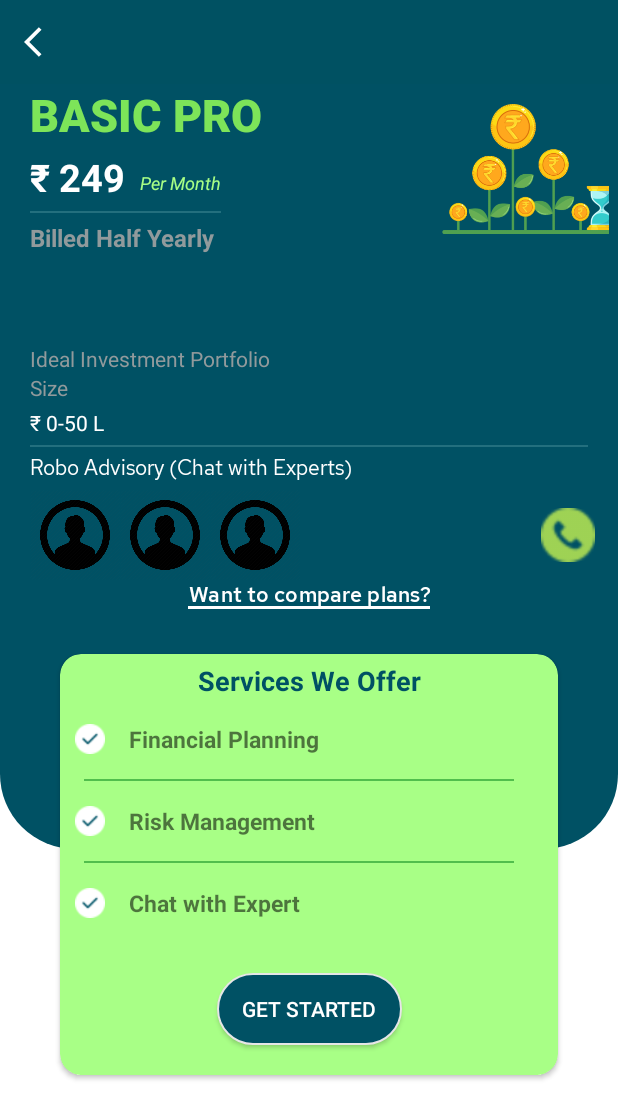
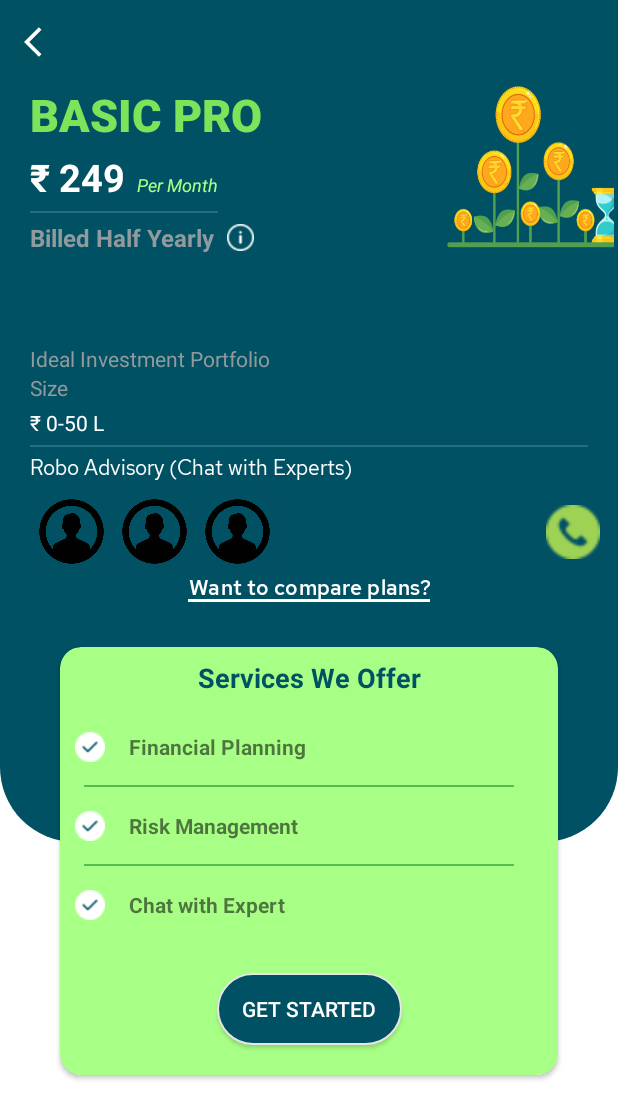
Before and after one commit to NarayanFH/Layouts, an Android app: the layout activity_plans_selector_page.xml on its own in the app's theme, with its tools: preview values and no code run, on a phone screen of 412 x 824 dp. Shown: the top 1119 px of the screen. Run offline under Robolectric (Android 15) with nearby library versions, the light colour scheme and no system bars.

Commit message:
corrected file structure and namings

```diff
--- a/app/src/main/AndroidManifest.xml
+++ b/app/src/main/AndroidManifest.xml
@@ -19,7 +19,7 @@
             android:name=".PlanComparisonPages"
             android:exported="false" />
         <activity
-            android:name=".BasicProPlan"
+            android:name=".PlansSelectorPage"
             android:exported="true">
             <intent-filter>
                 <action android:name="android.intent.action.MAIN" />
--- a/app/src/main/java/com/example/layouts/RetroFitAPI.java
+++ b/app/src/main/java/com/example/layouts/Interface/RetroFitAPI.java
@@ -1,6 +1,6 @@
-package com.example.layouts;
+package com.example.layouts.Interface;
 
-import com.example.layouts.modals.BasicProModal;
+import com.example.layouts.Models.PlansModel;
 
 import retrofit2.Call;
 import retrofit2.http.GET;
@@ -12,7 +12,7 @@ public interface RetroFitAPI {
     // and along with that we are passing a parameter as users
     @GET("getpricingdetails")
     //on below line we are creating a method to post our data.
-    Call<BasicProModal> getProData();
+    Call<PlansModel> getProData();
 
 //    @GET("geteaosi")
 //        Call<BasicProModal> getAll();
--- a/app/src/main/java/com/example/layouts/MainActivity.java
+++ b/app/src/main/java/com/example/layouts/MainActivity.java
@@ -1,14 +1,11 @@
 package com.example.layouts;
 
-import androidx.appcompat.app.ActionBar;
 import androidx.appcompat.app.AppCompatActivity;
 
 import android.content.Intent;
 import android.os.Bundle;
-import android.view.Gravity;
 import android.view.View;
 import android.widget.Button;
-import android.widget.TextView;
 
 public class MainActivity extends AppCompatActivity {
 
@@ -24,7 +21,7 @@ public class MainActivity extends AppCompatActivity {
         b1.setOnClickListener(new View.OnClickListener() {
             @Override
             public void onClick(View v) {
-                Intent send = new Intent(MainActivity.this, BasicProPlan.class);
+                Intent send = new Intent(MainActivity.this, PlansSelectorPage.class);
                 startActivity(send);
             }
         });
--- a/app/src/main/java/com/example/layouts/modals/BasicProModal.java
+++ b/app/src/main/java/com/example/layouts/Models/PlansModel.java
@@ -1,10 +1,10 @@
-package com.example.layouts.modals;
+package com.example.layouts.Models;
 
 import com.google.gson.annotations.SerializedName;
 
 import java.util.ArrayList;
 
-public class BasicProModal {
+public class PlansModel {
     @SerializedName("data")
     public Data data;
 
--- a/app/src/main/res/layout/activity_basic_pro_plan.xml
+++ b/app/src/main/res/layout/activity_plans_selector_page.xml
@@ -5,7 +5,7 @@
     android:id="@+id/bProConstraint"
     android:layout_width="match_parent"
     android:layout_height="match_parent"
-    tools:context=".BasicProPlan">
+    tools:context=".PlansSelectorPage">
 
     <ScrollView
         android:id="@+id/nestedView"
@@ -86,7 +86,7 @@
 
             <TextView
                 android:id="@+id/tvPriceText"
-                android:layout_width="0dp"
+                android:layout_width="wrap_content"
                 android:layout_height="wrap_content"
                 android:layout_marginTop="4dp"
                 android:text="₹ 249"
@@ -98,11 +98,11 @@
 
             <TextView
                 android:id="@+id/tvPriceDuration"
-                android:layout_width="0dp"
+                android:layout_width="wrap_content"
                 android:layout_height="wrap_content"
-                android:layout_marginStart="10dp"
+                android:layout_marginStart="8dp"
                 android:layout_marginTop="4dp"
-                android:layout_marginBottom="5dp"
+                android:layout_marginBottom="4dp"
                 android:text="Per Month"
                 android:textColor="@color/l_green"
                 android:textSize="12sp"
@@ -125,14 +125,13 @@
                 app:layout_constraintTop_toBottomOf="@+id/dividerBelowPrice" />
 
             <ImageView
-                android:visibility="invisible"
+
                 android:id="@+id/imvBilledDurInfo"
-                android:layout_width="wrap_content"
-                android:layout_height="wrap_content"
-                android:layout_margin="8dp"
+                android:layout_width="18dp"
+                android:layout_height="18dp"
+                android:layout_marginStart="8dp"
                 android:background="@drawable/info_blue"
                 android:backgroundTint="@color/white"
-                android:padding="5dp"
                 app:layout_constraintBottom_toBottomOf="@id/tvBilledDuration"
                 app:layout_constraintStart_toEndOf="@id/tvBilledDuration"
                 app:layout_constraintTop_toTopOf="@+id/tvBilledDuration" />
@@ -140,14 +139,11 @@
             <ImageView
                 android:id="@+id/imvPlanImages"
                 android:layout_width="120dp"
-                android:layout_height="90dp"
-
-                android:layout_marginEnd="5dp"
+                android:layout_height="0dp"
+                android:layout_marginEnd="2dp"
                 android:background="@drawable/classic"
-
-                app:layout_constraintBottom_toBottomOf="@id/tvBilledDuration"
+                app:layout_constraintBottom_toBottomOf="@id/imvBilledDurInfo"
                 app:layout_constraintEnd_toEndOf="parent"
-
                 app:layout_constraintTop_toTopOf="@+id/tvPlanName" />
 
 
@@ -211,8 +207,8 @@
 
             <ImageView
                 android:id="@+id/imvPerson1"
-                android:layout_width="60dp"
-                android:layout_height="60dp"
+                android:layout_width="55dp"
+                android:layout_height="55dp"
                 android:layout_marginTop="5dp"
                 android:background="@drawable/img_1"
                 app:layout_constraintEnd_toStartOf="@id/imvPerson2"
@@ -221,8 +217,8 @@
 
             <ImageView
                 android:id="@+id/imvPerson2"
-                android:layout_width="60dp"
-                android:layout_height="60dp"
+                android:layout_width="55dp"
+                android:layout_height="55dp"
                 android:layout_marginTop="5dp"
                 android:background="@drawable/img_1"
                 app:layout_constraintEnd_toStartOf="@id/imvPerson3"
@@ -231,8 +227,8 @@
 
             <ImageView
                 android:id="@+id/imvPerson3"
-                android:layout_width="60dp"
-                android:layout_height="60dp"
+                android:layout_width="55dp"
+                android:layout_height="55dp"
                 android:layout_marginTop="5dp"
                 android:background="@drawable/img_1"
                 app:layout_constraintStart_toEndOf="@id/imvPerson2"
@@ -369,8 +365,10 @@
                     <TextView
                         android:id="@+id/tvServiceOffer"
                         android:layout_width="wrap_content"
-                        android:layout_height="wrap_content"
-                        android:layout_marginTop="5dp"
+                        android:layout_height="0dp"
+                        android:layout_marginTop="8dp"
+                        android:layout_marginBottom="10dp"
+                        android:paddingBottom="8dp"
                         android:text="Services We Offer"
                         android:textColor="@color/teal"
                         android:textSize="18sp"
@@ -386,7 +384,7 @@
                         android:layout_marginStart="20sp"
                         android:padding="16dp"
                         android:text="Financial Planning"
-                        android:textSize="15sp"
+                        android:textSize="14sp"
                         android:textStyle="bold"
                         app:layout_constraintStart_toStartOf="@id/imvCheckFinancialPlan"
                         app:layout_constraintTop_toBottomOf="@id/tvServiceOffer" />
@@ -415,49 +413,50 @@
                         app:layout_constraintTop_toBottomOf="@+id/tvFinancialPlanning" />
 
                     <TextView
+                        android:visibility="gone"
                         android:id="@+id/tvPrivateWealthManagement"
                         android:layout_width="0dp"
                         android:layout_height="wrap_content"
                         android:layout_marginStart="20sp"
                         android:padding="16dp"
                         android:text="Private Wealth Management"
-                        android:textSize="15sp"
+                        android:textSize="14sp"
                         android:textStyle="bold"
-                        android:visibility="gone"
+
                         app:layout_constraintStart_toStartOf="@id/imvCheckFinancialPlan"
                         app:layout_constraintTop_toBottomOf="@id/viewLineFinancialPlanning" />
 
                     <ImageView
+                        android:visibility="gone"
                         android:id="@+id/imvWealthInfo"
-                        android:layout_width="0dp"
-                        android:layout_height="wrap_content"
+                        android:layout_width="20dp"
+                        android:layout_height="20dp"
                         android:background="@drawable/info_blue"
                         android:backgroundTint="@color/teal"
-                        android:visibility="gone"
                         app:layout_constraintBottom_toBottomOf="@+id/tvPrivateWealthManagement"
                         app:layout_constraintStart_toEndOf="@id/tvPrivateWealthManagement"
                         app:layout_constraintTop_toTopOf="@id/tvPrivateWealthManagement" />
 
                     <ImageView
+                        android:visibility="gone"
                         android:id="@+id/imvCheckPrivateWealthPlan"
                         android:layout_width="0dp"
                         android:layout_height="wrap_content"
                         android:layout_marginStart="10dp"
                         android:src="@drawable/correct"
-                        android:visibility="gone"
                         app:layout_constraintBottom_toBottomOf="@+id/tvPrivateWealthManagement"
                         app:layout_constraintEnd_toStartOf="@+id/tvPrivateWealthManagement"
                         app:layout_constraintStart_toStartOf="parent"
                         app:layout_constraintTop_toTopOf="@id/tvPrivateWealthManagement" />
 
                     <View
+                        android:visibility="gone"
                         android:id="@+id/viewLinePrivateWealth"
                         android:layout_width="match_parent"
                         android:layout_height="1dp"
                         android:layout_marginStart="16dp"
                         android:layout_marginEnd="29dp"
                         android:background="@color/dark_green"
-                        android:visibility="gone"
                         app:layout_constraintStart_toStartOf="@id/imvCheckPrivateWealthPlan"
                         app:layout_constraintTop_toBottomOf="@+id/tvPrivateWealthManagement" />
 
@@ -469,7 +468,7 @@
                         android:layout_marginStart="20sp"
                         android:padding="16dp"
                         android:text="Tax Plan"
-                        android:textSize="15sp"
+                        android:textSize="14sp"
                         android:textStyle="bold"
                         android:visibility="gone"
                         app:layout_constraintStart_toStartOf="@id/imvCheckTaxPlan"
@@ -477,9 +476,8 @@
 
                     <ImageView
                         android:id="@+id/imvTaxPlanInfo"
-                        android:layout_width="0dp"
-                        android:layout_height="wrap_content"
-                        android:layout_marginStart="10dp"
+                        android:layout_width="20dp"
+                        android:layout_height="20dp"
                         android:background="@drawable/info_blue"
                         android:backgroundTint="@color/teal"
                         android:visibility="gone"
@@ -518,7 +516,7 @@
                         android:layout_marginStart="20sp"
                         android:padding="16dp"
                         android:text="Risk Management"
-                        android:textSize="15sp"
+                        android:textSize="14sp"
                         android:textStyle="bold"
                         app:layout_constraintStart_toStartOf="@id/imvRiskPlan"
                         app:layout_constraintTop_toBottomOf="@id/viewLineTaxPlan" />
@@ -554,7 +552,7 @@
                         android:layout_marginStart="20sp"
                         android:padding="16dp"
                         android:text="Rebalancing of Portfolio"
-                        android:textSize="15sp"
+                        android:textSize="14sp"
                         android:textStyle="bold"
                         android:visibility="gone"
                         app:layout_constraintStart_toStartOf="@id/imvRebalancingPlan"
@@ -562,9 +560,8 @@
 
                     <ImageView
                         android:id="@+id/imvRebalancingInfo"
-                        android:layout_width="0dp"
-                        android:layout_height="wrap_content"
-                        android:layout_marginStart="10dp"
+                        android:layout_width="20dp"
+                        android:layout_height="20dp"
                         android:background="@drawable/info_blue"
                         android:backgroundTint="@color/teal"
                         android:visibility="gone"
@@ -605,7 +602,7 @@
                         android:paddingStart="16dp"
                         android:text="Review Frequency"
 
-                        android:textSize="15sp"
+                        android:textSize="14sp"
                         android:textStyle="bold"
                         android:visibility="gone"
                         app:layout_constraintStart_toStartOf="@id/imvRebalancingPlan"
@@ -657,7 +654,7 @@
 
                         android:padding="16dp"
                         android:text="Chat with Expert"
-                        android:textSize="15sp"
+                        android:textSize="14sp"
                         android:textStyle="bold"
                         app:layout_constraintStart_toStartOf="@id/tvRiskManagement"
                         app:layout_constraintTop_toBottomOf="@id/viewLineReviewPlan" />
@@ -843,9 +840,9 @@
                 android:layout_height="wrap_content"
                 android:layout_marginStart="10dp"
                 android:layout_marginTop="30dp"
-                android:visibility="invisible"
                 android:backgroundTint="@color/dark_green"
                 android:src="@drawable/ic_baseline_keyboard_arrow_left_24"
+                android:visibility="invisible"
                 app:layout_constraintStart_toStartOf="parent"
                 app:layout_constraintTop_toBottomOf="@id/ivBackgroundColorImage" />
 
@@ -856,8 +853,8 @@
                 android:layout_marginTop="30dp"
                 android:layout_marginEnd="10dp"
                 android:backgroundTint="@color/dark_green"
+                android:src="@drawable/ic_baseline_keyboard_arrow_right_24"
                 android:visibility="invisible"
-                android:src="@drawable/ic_baseline_keyboard_arrow_right_24"
                 app:layout_constraintEnd_toEndOf="parent"
                 app:layout_constraintTop_toBottomOf="@id/ivBackgroundColorImage" />
 
--- a/app/src/main/res/layout/services_offer_list.xml
+++ b/app/src/main/res/layout/services_offer_list.xml
@@ -5,7 +5,6 @@
     android:layout_height="match_parent">
 
     <ImageView
-
         android:id="@+id/imvCheckPlan"
         android:layout_width="0dp"
         android:layout_height="wrap_content"
```
Also changed, not shown: app/src/main/java/com/example/layouts/PlanComparisonPages.java (+10 -14 lines), app/src/main/java/com/example/layouts/PlansSelectorPage.java (renamed from app/src/main/java/com/example/layouts/BasicProPlan.java, +18 -18 lines), app/src/main/java/com/example/layouts/ViewPageAdapter.java (deleted, +0 -46 lines).
